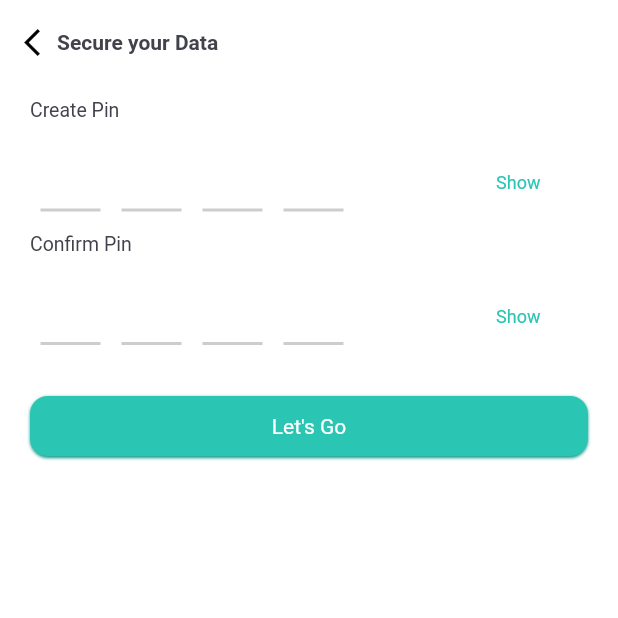
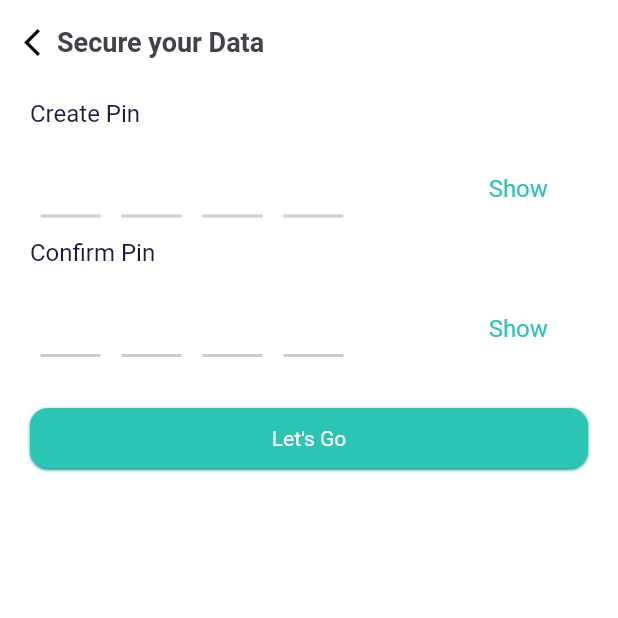
Before and after one commit to oddmentiusmaximus/paytack_mobile_app, a Flutter app: the VerifyOtpScreen screen opened by its route, after a tap on "Verify", on a phone screen of 412 x 824 dp, the top half of it. Run offline on Flutter 3.47's test engine with Material 2 defaults, Android fonts, the light colour scheme and no system bars; drawn by our look-alikes of pin_code_fields; our stand-ins replace carousel_slider, country_code_picker, country_picker, flutter_svg, get, getwidget and 2 more; network calls fail; Roboto replaces fonts that are missing (assets/fonts/Lato-Regular.ttf).

Commit message:
screen changes for set pin

```diff
--- a/lib/set_pin/presentation/set_pin_screen.dart
+++ b/lib/set_pin/presentation/set_pin_screen.dart
@@ -32,7 +32,7 @@ class _SetPinScreenState extends State<SetPinScreen> {
   @override
   Widget build(BuildContext context) {
     return Scaffold(
-      appBar: commonAppBar("Secure your Data",isTrue: true),
+      appBar: commonAppBar("Secure your Data",isTrue: true,size: 18),
       body: SafeArea(
         child: SingleChildScrollView(
           child: Padding(
@@ -43,8 +43,8 @@ class _SetPinScreenState extends State<SetPinScreen> {
               children: [
                 TView(
                   title: "Create Pin",
-                  color: pTextColors,
-                  size: 13.0,
+                  color: Color(0xff1C1D3E),
+                  size: 16.0,
                 ),
                 pVerticalSpace(height: 8.0),
                 Row(
@@ -113,15 +113,15 @@ class _SetPinScreenState extends State<SetPinScreen> {
                         child: TView(
                       title: "Show",
                       color: pPrimaryColor,
-                      size: 12.0,
+                      size: 16.0,
                     )),
                     //Expanded(child: Container(padding: EdgeInsets.all(16),color: Colors.green,child: Text("text 4"))),
                   ],
                 ),
                 TView(
                   title: "Confirm Pin",
-                  color: pTextColors,
-                  size: 13.0,
+                  color: Color(0xff1C1D3E),
+                  size: 16.0,
                 ),
                 pVerticalSpace(height: 8.0),
                 Row(
@@ -188,7 +188,7 @@ class _SetPinScreenState extends State<SetPinScreen> {
                         child: TView(
                       title: "Show",
                       color: pPrimaryColor,
-                      size: 12.0,
+                      size: 16.0,
                     )),
                     //Expanded(child: Container(padding: EdgeInsets.all(16),color: Colors.green,child: Text("text 4"))),
                   ],
--- a/lib/verify_phone/presentation/verify_otp.dart
+++ b/lib/verify_phone/presentation/verify_otp.dart
@@ -172,7 +172,7 @@ class _VerifyOtpScreenState extends State<VerifyOtpScreen> {
                             },
                           text: 'Sign In',
                           style: commonTextStyle(
-                              color: pPrimaryColor, type: "B2")),
+                              color: pPrimaryColor, type: "B2",weight: FontWeight.bold)),
                     ],
                   ),
                 ),
```
